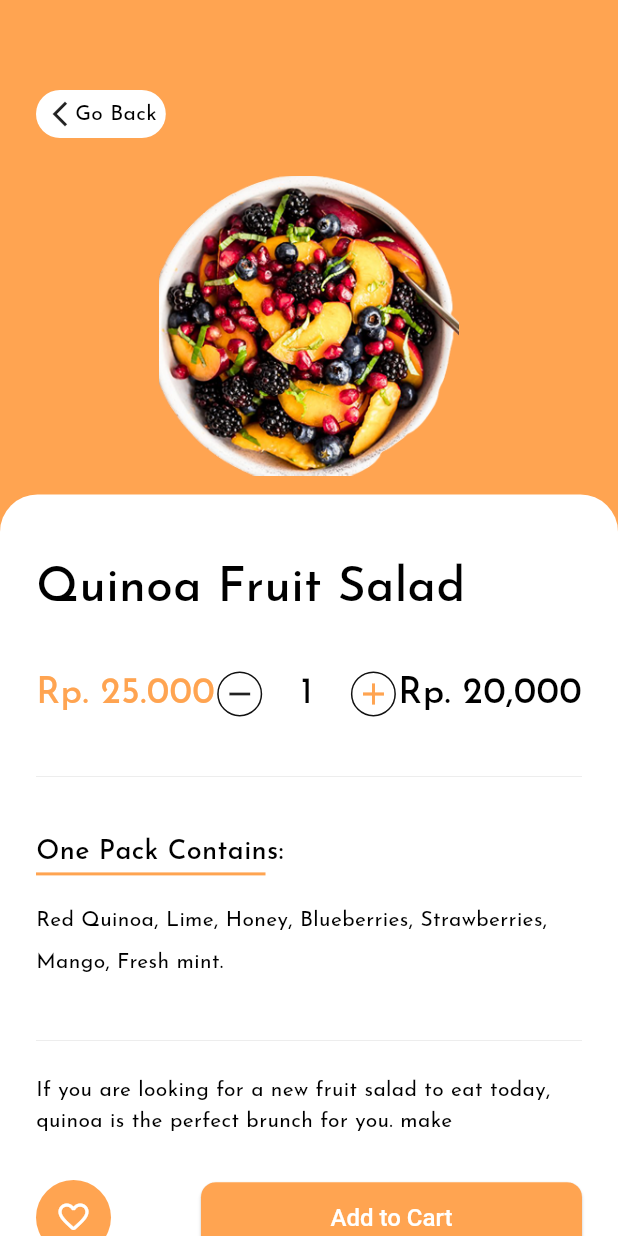
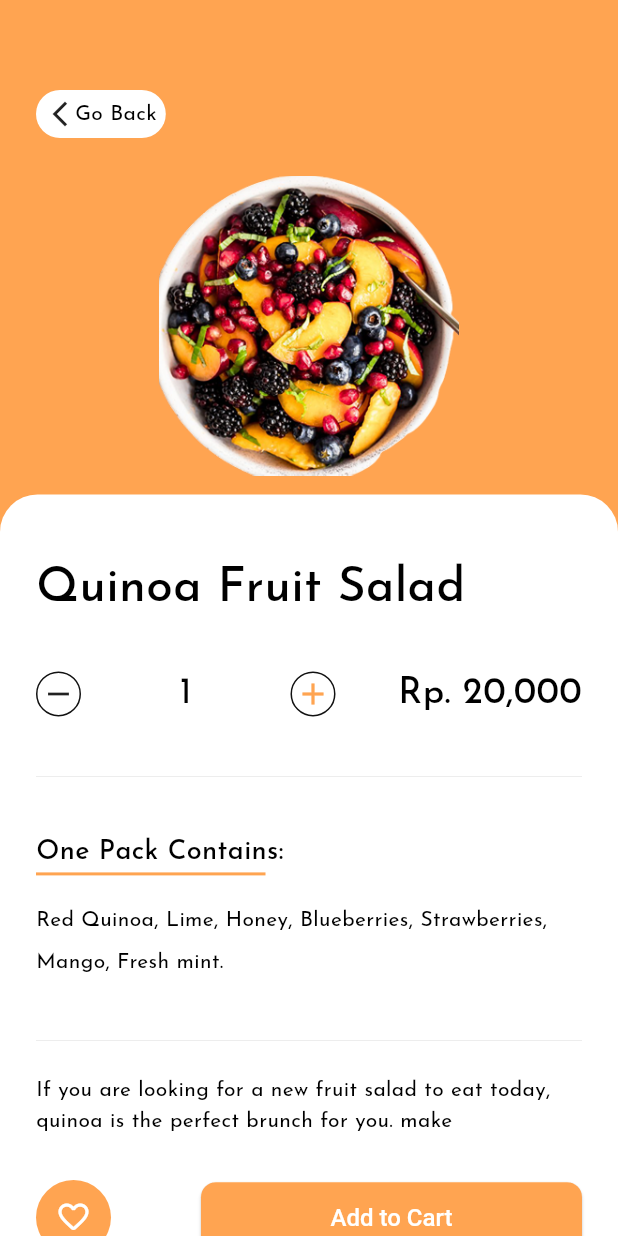
Before and after one commit to ammaribrahim-rpl/ecommerce_mobile, a Flutter app: the DetailScreen screen opened directly, on a phone screen of 412 x 824 dp. Run offline on Flutter 3.47's test engine with Material 3 defaults, Android fonts, the phone set to English and light mode, and no system bars.

Commit message:
noMore_error

```diff
--- a/lib/features/home/screen/detail_screen.dart
+++ b/lib/features/home/screen/detail_screen.dart
@@ -73,14 +73,6 @@ class DetailScreen extends StatelessWidget {
                   Row(
                     mainAxisAlignment: MainAxisAlignment.spaceBetween,
                     children: [
-                      Text(
-                        'Rp. 25.000',
-                        style: TextStyle(
-                          color: Color(0xffFFA451),
-                          fontSize: 24,
-                          fontWeight: FontWeight.w500,
-                        ),
-                      ),
                       Container(
                         padding: EdgeInsets.all(2),
                         decoration: BoxDecoration(
@@ -162,9 +154,14 @@ class DetailScreen extends StatelessWidget {
                         ),
                       ),
                       SizedBox(width: 60),
-                      Expanded(child: ElevatedButton(onPressed: (){}, child: Text('Add to Cart'))),
+                      Expanded(
+                        child: ElevatedButton(
+                          onPressed: () {},
+                          child: Text('Add to Cart'),
+                        ),
+                      ),
                     ],
-                  )
+                  ),
                 ],
               ),
             ),
--- a/lib/main.dart
+++ b/lib/main.dart
@@ -44,7 +44,7 @@ class MyApp extends StatelessWidget {
           ),
         ),
       ),
-      home: const DetailScreen(),
+      home: const FirstOnBoarding(),
     );
   }
 }
```
Also changed, not shown: lib/features/home/screen/home_screen.dart (+9 -1 lines).
